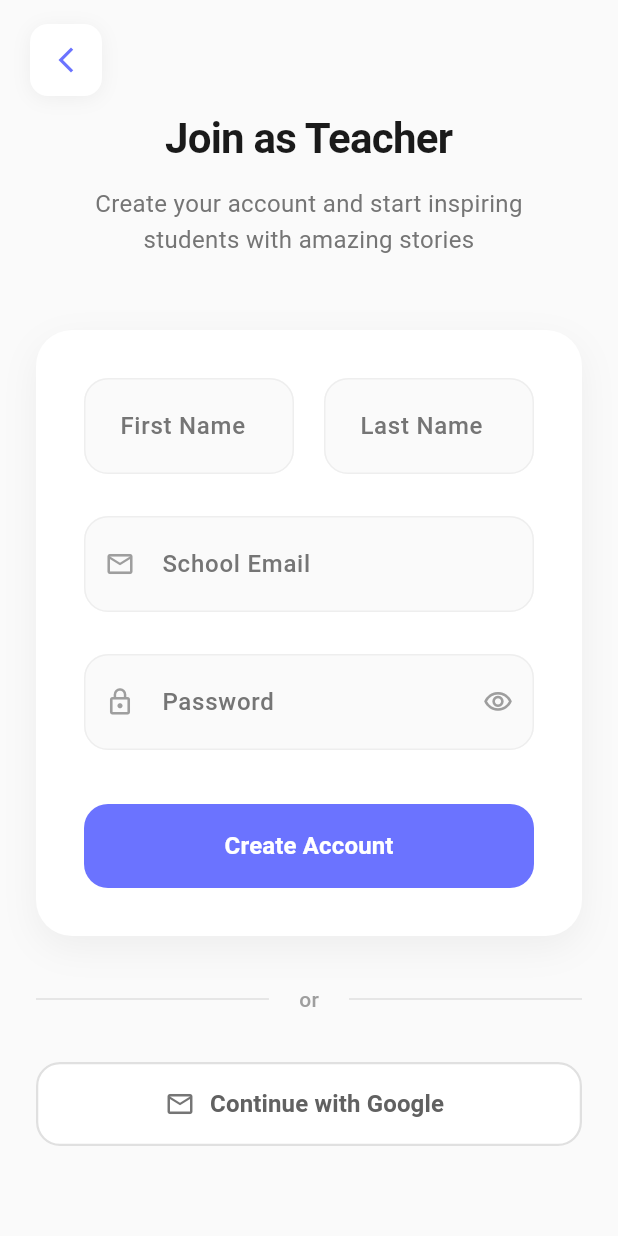
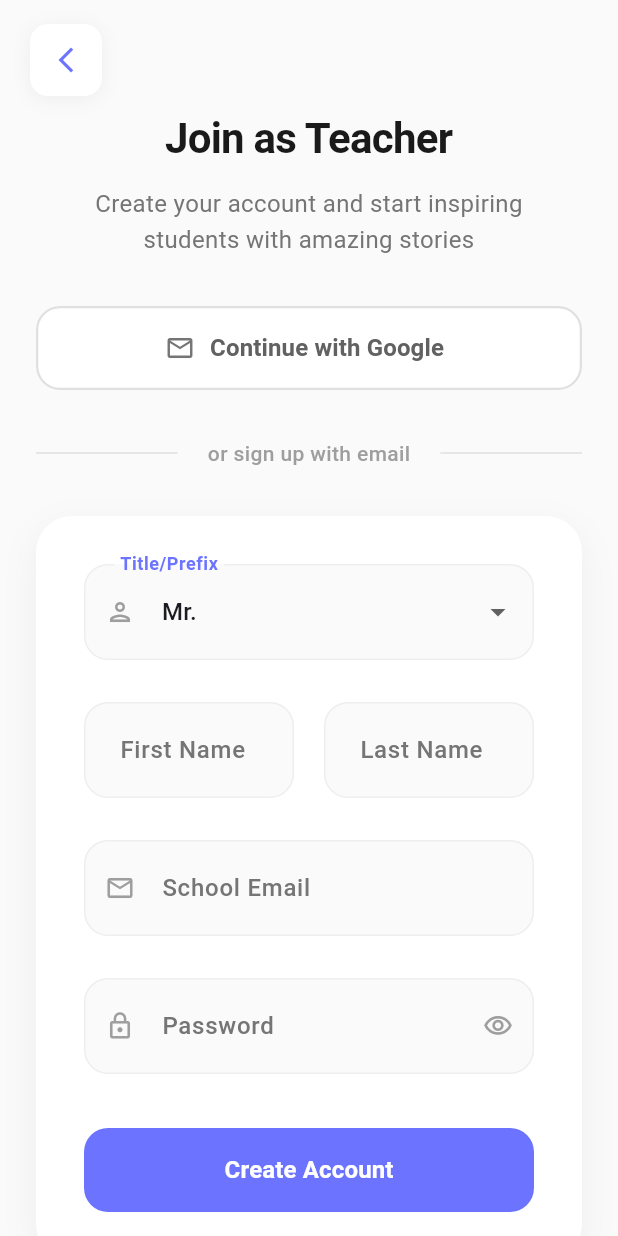
Before and after one commit to DalenVilla/Story-Buddy, a Flutter app: the SignUpTeacherScreen screen opened directly, scrolled down 140 dp, on a phone screen of 412 x 824 dp. Run offline on Flutter 3.47's test engine with Material 3 defaults, Android fonts, the phone set to English and light mode, and no system bars; network calls fail.

Commit message:
updated teacher signup

```diff
--- a/lib/screens/auth/sign_up_teacher.dart
+++ b/lib/screens/auth/sign_up_teacher.dart
@@ -16,6 +16,7 @@ class _SignUpTeacherScreenState extends State<SignUpTeacherScreen> {
   final _passwordController = TextEditingController();
   bool _isPasswordVisible = false;
   bool _isLoading = false;
+  String _selectedPrefix = 'Mr.';
 
   @override
   void dispose() {
@@ -170,7 +171,80 @@ class _SignUpTeacherScreenState extends State<SignUpTeacherScreen> {
                       ),
                     ),
 
-                    const SizedBox(height: 48),
+                    const SizedBox(height: 32),
+
+                    // Google Sign Up Button (moved to top)
+                    Container(
+                      width: double.infinity,
+                      height: 56,
+                      child: OutlinedButton.icon(
+                        onPressed: _isLoading ? null : _handleGoogleSignUp,
+                        style: OutlinedButton.styleFrom(
+                          backgroundColor: Colors.white,
+                          foregroundColor: Colors.grey[700],
+                          side: BorderSide(color: Colors.grey[300]!, width: 1.5),
+                          elevation: 0,
+                          shadowColor: Colors.transparent,
+                          shape: RoundedRectangleBorder(
+                            borderRadius: BorderRadius.circular(16),
+                          ),
+                        ),
+                        icon: Container(
+                          width: 24,
+                          height: 24,
+                          decoration: BoxDecoration(
+                            borderRadius: BorderRadius.circular(4),
+                          ),
+                          child: Image.network(
+                            'https://developers.google.com/identity/images/g-logo.png',
+                            width: 20,
+                            height: 20,
+                            errorBuilder: (context, error, stackTrace) {
+                              return Icon(Icons.email_outlined, size: 20, color: Colors.grey[600]);
+                            },
+                          ),
+                        ),
+                        label: const Text(
+                          'Continue with Google',
+                          style: TextStyle(
+                            fontSize: 16,
+                            fontWeight: FontWeight.w600,
+                          ),
+                        ),
+                      ),
+                    ),
+
+                    const SizedBox(height: 32),
+
+                    // Divider
+                    Row(
+                      children: [
+                        Expanded(
+                          child: Container(
+                            height: 1,
+                            color: Colors.grey[300],
+                          ),
+                        ),
+                        Padding(
+                          padding: const EdgeInsets.symmetric(horizontal: 20),
+                          child: Text(
+                            'or sign up with email',
+                            style: TextStyle(
+                              color: Colors.grey[500],
+                              fontWeight: FontWeight.w500,
+                            ),
+                          ),
+                        ),
+                        Expanded(
+                          child: Container(
+                            height: 1,
+                            color: Colors.grey[300],
+                          ),
+                        ),
+                      ],
+                    ),
+
+                    const SizedBox(height: 32),
 
                     // Form Container
                     Container(
@@ -190,6 +264,67 @@ class _SignUpTeacherScreenState extends State<SignUpTeacherScreen> {
                         key: _formKey,
                         child: Column(
                           children: [
+                            // Prefix Selection
+                            Container(
+                              width: double.infinity,
+                              child: DropdownButtonFormField<String>(
+                                value: _selectedPrefix,
+                                decoration: InputDecoration(
+                                  labelText: 'Title/Prefix',
+                                  labelStyle: TextStyle(
+                                    color: Colors.grey[600],
+                                    fontWeight: FontWeight.w500,
+                                  ),
+                                  floatingLabelStyle: const TextStyle(
+                                    color: Color(0xFF6B73FF),
+                                    fontWeight: FontWeight.w600,
+                                  ),
+                                  filled: true,
+                                  fillColor: Colors.grey[50],
+                                  prefixIcon: Icon(
+                                    Icons.person_outlined,
+                                    color: Colors.grey[500],
+                                    size: 20,
+                                  ),
+                                  border: OutlineInputBorder(
+                                    borderRadius: BorderRadius.circular(16),
+                                    borderSide: BorderSide.none,
+                                  ),
+                                  enabledBorder: OutlineInputBorder(
+                                    borderRadius: BorderRadius.circular(16),
+                                    borderSide: BorderSide(
+                                      color: Colors.grey[200]!,
+                                      width: 1,
+                                    ),
+                                  ),
+                                  focusedBorder: OutlineInputBorder(
+                                    borderRadius: BorderRadius.circular(16),
+                                    borderSide: const BorderSide(
+                                      color: Color(0xFF6B73FF),
+                                      width: 2,
+                                    ),
+                                  ),
+                                  contentPadding: const EdgeInsets.symmetric(
+                                    horizontal: 20,
+                                    vertical: 20,
+                                  ),
+                                ),
+                                items: ['Mr.', 'Mrs.', 'Ms.', 'Dr.'].map((String prefix) {
+                                  return DropdownMenuItem<String>(
+                                    value: prefix,
+                                    child: Text(prefix),
+                                  );
+                                }).toList(),
+                                onChanged: (String? newValue) {
+                                  setState(() {
+                                    _selectedPrefix = newValue!;
+                                  });
+                                },
+                              ),
+                            ),
+
+                            const SizedBox(height: 28),
+
                             // First Name and Last Name
                             Row(
                               children: [
@@ -524,78 +659,6 @@ class _SignUpTeacherScreenState extends State<SignUpTeacherScreen> {
                       ),
                     ),
 
-                    const SizedBox(height: 32),
-
-                    // Divider
-                    Row(
-                      children: [
-                        Expanded(
-                          child: Container(
-                            height: 1,
-                            color: Colors.grey[300],
-                          ),
-                        ),
-                        Padding(
-                          padding: const EdgeInsets.symmetric(horizontal: 20),
-                          child: Text(
-                            'or',
-                            style: TextStyle(
-                              color: Colors.grey[500],
-                              fontWeight: FontWeight.w500,
-                            ),
-                          ),
-                        ),
-                        Expanded(
-                          child: Container(
-                            height: 1,
-                            color: Colors.grey[300],
-                          ),
-                        ),
-                      ],
-                    ),
-
-                    const SizedBox(height: 32),
-
-                    // Google Sign Up Button
-                    Container(
-                      width: double.infinity,
-                      height: 56,
-                      child: OutlinedButton.icon(
-                        onPressed: _isLoading ? null : _handleGoogleSignUp,
-                        style: OutlinedButton.styleFrom(
-                          backgroundColor: Colors.white,
-                          foregroundColor: Colors.grey[700],
-                          side: BorderSide(color: Colors.grey[300]!, width: 1.5),
-                          elevation: 0,
-                          shadowColor: Colors.transparent,
-                          shape: RoundedRectangleBorder(
-                            borderRadius: BorderRadius.circular(16),
-                          ),
-                        ),
-                        icon: Container(
-                          width: 24,
-                          height: 24,
-                          decoration: BoxDecoration(
-                            borderRadius: BorderRadius.circular(4),
-                          ),
-                          child: Image.network(
-                            'https://developers.google.com/identity/images/g-logo.png',
-                            width: 20,
-                            height: 20,
-                            errorBuilder: (context, error, stackTrace) {
-                              return Icon(Icons.email_outlined, size: 20, color: Colors.grey[600]);
-                            },
-                          ),
-                        ),
-                        label: const Text(
-                          'Continue with Google',
-                          style: TextStyle(
-                            fontSize: 16,
-                            fontWeight: FontWeight.w600,
-                          ),
-                        ),
-                      ),
-                    ),
 
                     const SizedBox(height: 60),
                   ],
```
